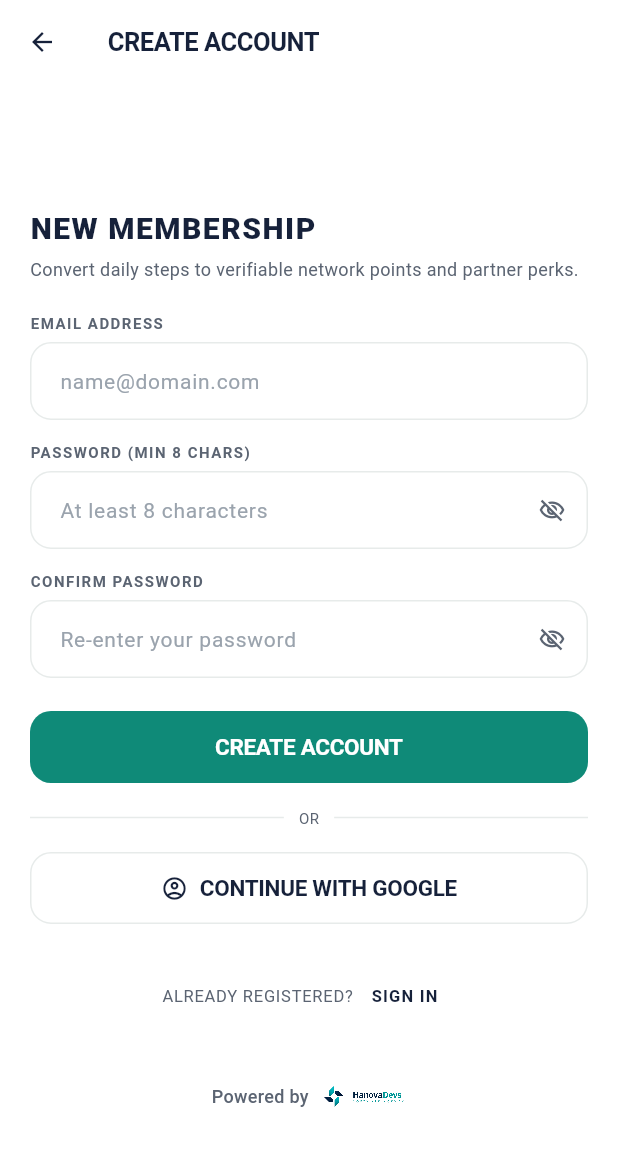
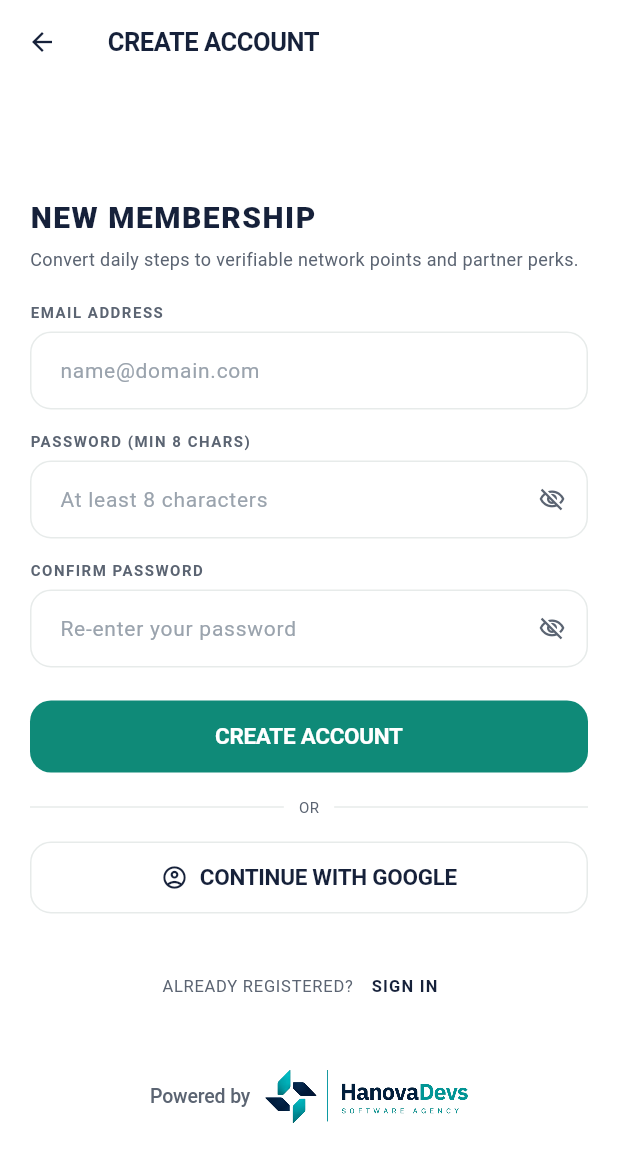
Before and after one commit to hanovadevs/char-qadam, a Flutter app: the screen it shows after launch, after a tap on "Sign in", after a tap on "Create account", on a phone screen of 412 x 824 dp. Shown: the top 1162 px of the screen. Run offline on Flutter 3.47's test engine with Material 3 defaults, Android fonts, the phone set to English and light mode, and no system bars; our stand-ins replace dio, flutter_local_notifications, flutter_riverpod, flutter_secure_storage, go_router, google_sign_in and 5 more; missing offline and left inert: health, workmanager; statements that could not run were skipped.

Commit message:
style: crop transparent padding from Hanova Devs logo and increase display size

```diff
--- a/mobile/lib/features/auth/presentation/login_screen.dart
+++ b/mobile/lib/features/auth/presentation/login_screen.dart
@@ -352,24 +352,24 @@ class _LoginScreenState extends ConsumerState<LoginScreen> {
                       const Text(
                         'Powered by',
                         style: TextStyle(
-                          fontSize: 12,
+                          fontSize: 13,
                           fontWeight: FontWeight.w500,
-                          color: AppTheme.inkTertiary,
-                          letterSpacing: 0.2,
+                          color: AppTheme.inkSecondary,
+                          letterSpacing: -0.1,
                         ),
                       ),
-                      const SizedBox(width: 8),
+                      const SizedBox(width: 10),
                       Image.asset(
                         'assets/icon/Software_Agency_bg.png',
-                        height: 22,
+                        height: 36,
                         fit: BoxFit.contain,
                         filterQuality: FilterQuality.high,
                         errorBuilder: (context, error, stackTrace) => const Text(
                           'Hanova Devs',
                           style: TextStyle(
-                            fontSize: 12,
+                            fontSize: 13,
                             fontWeight: FontWeight.w700,
-                            color: AppTheme.inkSecondary,
+                            color: AppTheme.inkPrimary,
                           ),
                         ),
                       ),
--- a/mobile/lib/features/auth/presentation/register_screen.dart
+++ b/mobile/lib/features/auth/presentation/register_screen.dart
@@ -347,22 +347,22 @@ class _RegisterScreenState extends ConsumerState<RegisterScreen> {
                       const Text(
                         'Powered by',
                         style: TextStyle(
-                          fontSize: 12,
+                          fontSize: 13,
                           fontWeight: FontWeight.w500,
                           color: AppTheme.grey,
-                          letterSpacing: 0.2,
+                          letterSpacing: -0.1,
                         ),
                       ),
-                      const SizedBox(width: 8),
+                      const SizedBox(width: 10),
                       Image.asset(
                         'assets/icon/Software_Agency_bg.png',
-                        height: 22,
+                        height: 36,
                         fit: BoxFit.contain,
                         filterQuality: FilterQuality.high,
                         errorBuilder: (context, error, stackTrace) => const Text(
                           'Hanova Devs',
                           style: TextStyle(
-                            fontSize: 12,
+                            fontSize: 13,
                             fontWeight: FontWeight.w700,
                             color: AppTheme.black,
                           ),
--- a/mobile/lib/routing/app_router.dart
+++ b/mobile/lib/routing/app_router.dart
@@ -233,28 +233,30 @@ class SplashScreen extends StatelessWidget {
             ),
             const Spacer(),
             Padding(
-              padding: const EdgeInsets.only(bottom: 16),
+              padding: const EdgeInsets.only(bottom: 20),
               child: Row(
                 mainAxisAlignment: MainAxisAlignment.center,
+                crossAxisAlignment: CrossAxisAlignment.center,
                 children: [
                   const Text(
                     'Powered by',
                     style: TextStyle(
-                      fontSize: 11,
+                      fontSize: 12,
                       fontWeight: FontWeight.w500,
-                      color: AppTheme.inkTertiary,
-                      letterSpacing: 0.1,
+                      color: AppTheme.inkSecondary,
+                      letterSpacing: -0.1,
                     ),
                   ),
-                  const SizedBox(width: 7),
+                  const SizedBox(width: 8),
                   Image.asset(
                     'assets/icon/Software_Agency_bg.png',
-                    height: 18,
+                    height: 28,
                     fit: BoxFit.contain,
+                    filterQuality: FilterQuality.high,
                     errorBuilder: (context, error, stackTrace) => const Text(
                       'Hanova Devs',
                       style: TextStyle(
-                        fontSize: 11,
+                        fontSize: 12,
                         fontWeight: FontWeight.w600,
                         color: AppTheme.inkSecondary,
                       ),
```
Also changed, not shown: mobile/assets/icon/Software_Agency_bg.png.
